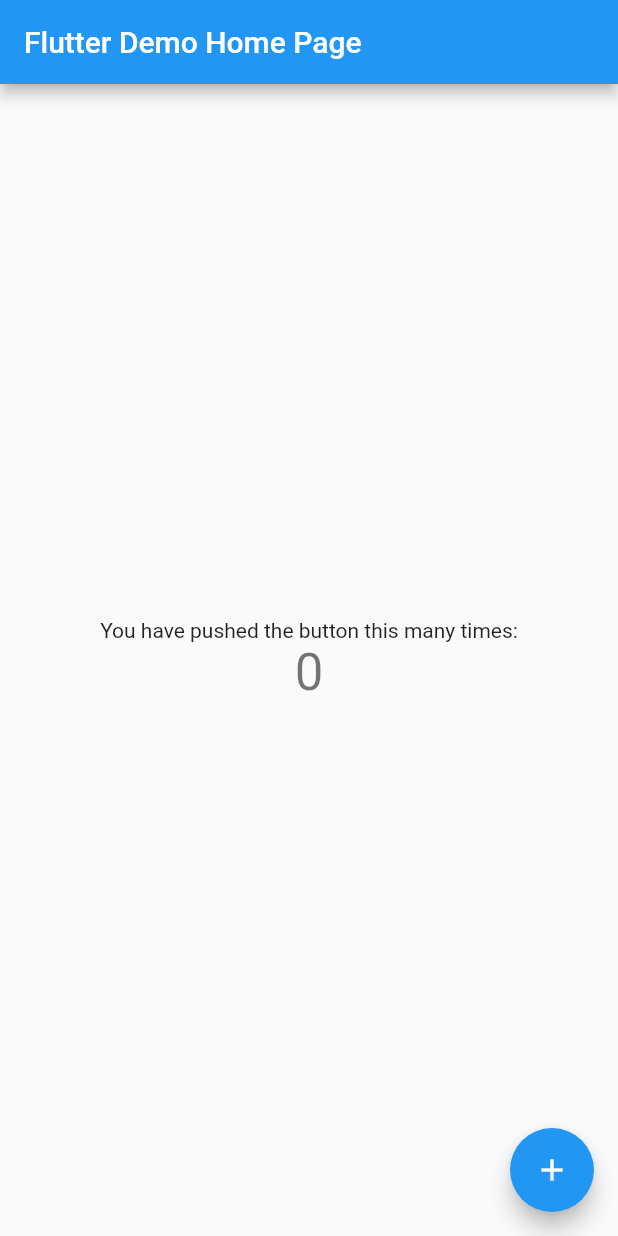
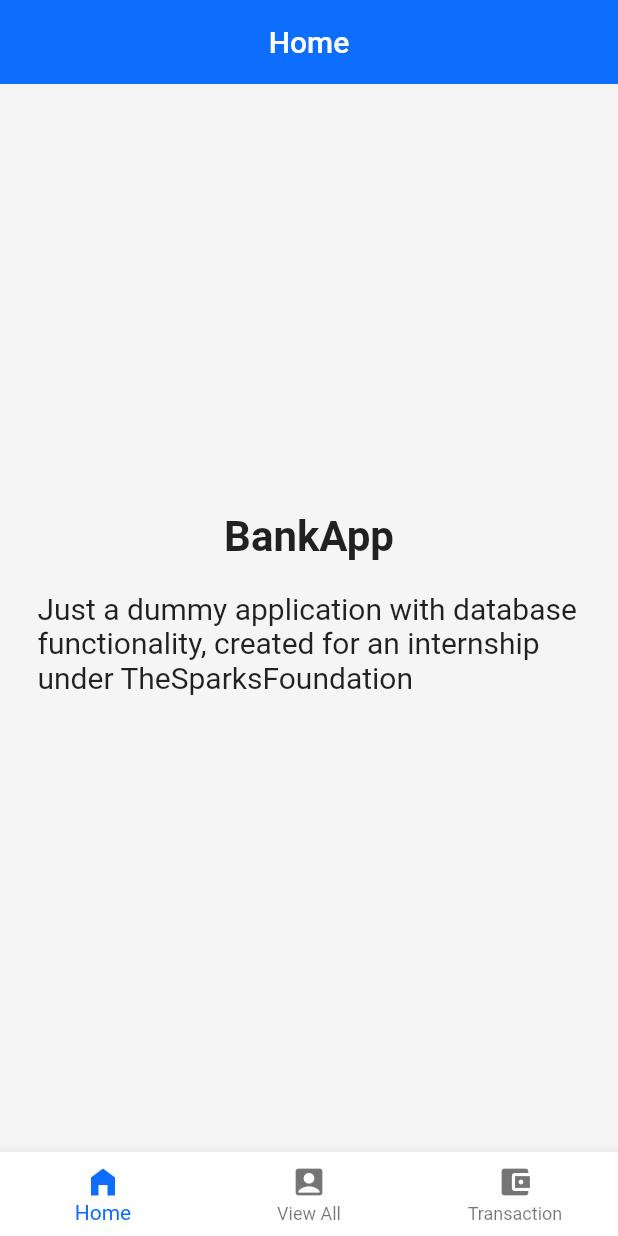
Before and after one commit to noel-johnson/dummy_bankapp_sparks, a Flutter app: the screen it shows after launch, on a phone screen of 412 x 824 dp. Run offline on Flutter 3.47's test engine with Material 2 defaults, Android fonts, the phone set to English and light mode, and no system bars; our stand-ins replace sqflite; accounts and stored records are empty.

Commit message:
customers view all

```diff
--- /dev/null
+++ b/lib/db/bank_database.dart
@@ -0,0 +1,72 @@
+import 'package:bankapp/models/transfers.dart';
+import 'package:path/path.dart';
+import 'package:sqflite/sqflite.dart';
+import 'package:bankapp/models/customer.dart';
+
+class BankDatabase {
+  static final BankDatabase instance = BankDatabase._init();
+
+  static Database? _database;
+
+  BankDatabase._init();
+
+  Future<Database> get database async {
+    if (_database != null) return _database!;
+
+    _database = await _initDB("database.db");
+    return _database!;
+  }
+
+  Future<Database> _initDB(String filePath) async {
+    final dbPath = await getDatabasesPath();
+    final path = join(dbPath, filePath);
+
+    return await openDatabase(path, version: 1, onCreate: _createDB);
+  }
+
+  Future _createDB(Database db, int version) async {
+    await db.execute('''
+      CREATE TABLE $tableCustomer(id INTEGER PRIMARY KEY AUTOINCREMENT, name TEXT, email TEXT, current_balance REAL, date_created INTEGER)
+      ''');
+    await db.execute(
+      'CREATE TABLE $tableTransfer(id INTEGER PRIMARY KEY AUTOINCREMENT, sender_name TEXT, receiver_name TEXT, amount REAL, transfer_date INTEGER)',
+    );
+  }
+
+  Future<Customer> create(Customer customer) async {
+    final db = await instance.database;
+    final id = await db.insert(tableCustomer, customer.toMap());
+    return customer.copy(id: id);
+  }
+
+  Future<Customer> readCustomer(int id) async {
+    final db = await instance.database;
+    final maps = await db.query(tableCustomer,
+        columns: CustomerFields.values,
+        where: '${CustomerFields.id}=?',
+        whereArgs: [id]);
+
+    if (maps.isNotEmpty) {
+      return Customer.fromJson(maps.first);
+    } else
+      throw Exception('ID $id not found');
+  }
+
+  Future<List<Customer>> readAllCustomers() async {
+    final db = await instance.database;
+    final orderBy = '${CustomerFields.dateCreated} DESC';
+    final result = await db.query(tableCustomer, orderBy: orderBy);
+    return result.map((json) => Customer.fromJson(json)).toList();
+  }
+
+  Future<int> update(Customer customer) async {
+    final db = await instance.database;
+    return db.update(tableCustomer, customer.toMap(),
+        where: '${CustomerFields.id}=?', whereArgs: [customer.id]);
+  }
+
+  Future close() async {
+    final db = await instance.database;
+    db.close();
+  }
+}
--- a/lib/main.dart
+++ b/lib/main.dart
@@ -1,113 +1,78 @@
+import 'package:bankapp/pages/home.dart';
+import 'package:bankapp/pages/transactions.dart';
+import 'package:bankapp/pages/view_all.dart';
 import 'package:flutter/material.dart';
 
-void main() {
+void main() async {
   runApp(MyApp());
+  WidgetsFlutterBinding.ensureInitialized();
 }
 
 class MyApp extends StatelessWidget {
-  // This widget is the root of your application.
   @override
   Widget build(BuildContext context) {
     return MaterialApp(
-      title: 'Flutter Demo',
-      theme: ThemeData(
-        // This is the theme of your application.
-        //
-        // Try running your application with "flutter run". You'll see the
-        // application has a blue toolbar. Then, without quitting the app, try
-        // changing the primarySwatch below to Colors.green and then invoke
-        // "hot reload" (press "r" in the console where you ran "flutter run",
-        // or simply save your changes to "hot reload" in a Flutter IDE).
-        // Notice that the counter didn't reset back to zero; the application
-        // is not restarted.
-        primarySwatch: Colors.blue,
+      title: 'BankApp',
+      darkTheme: ThemeData.dark().copyWith(
+        appBarTheme: AppBarTheme().copyWith(
+          centerTitle: true,
+          // backgroundColor: Colors.grey.shade100,
+          elevation: 0,
+        ),
+        // scaffoldBackgroundColor: Colors.grey.shade100,
+        bottomNavigationBarTheme: BottomNavigationBarThemeData()
+            .copyWith(selectedItemColor: Color(0xff4992ff)),
       ),
-      home: MyHomePage(title: 'Flutter Demo Home Page'),
+      theme: ThemeData.light().copyWith(
+        appBarTheme: AppBarTheme().copyWith(
+            centerTitle: true,
+            elevation: 0,
+            backgroundColor: Color(0xff0d6efd)),
+        scaffoldBackgroundColor: Colors.grey.shade100,
+        bottomNavigationBarTheme: BottomNavigationBarThemeData().copyWith(
+          backgroundColor: Colors.white,
+          selectedItemColor: Color(0xff0d6efd),
+        ),
+      ),
+      home: BasePage(),
     );
   }
 }
 
-class MyHomePage extends StatefulWidget {
-  MyHomePage({Key? key, required this.title}) : super(key: key);
-
-  // This widget is the home page of your application. It is stateful, meaning
-  // that it has a State object (defined below) that contains fields that affect
-  // how it looks.
-
-  // This class is the configuration for the state. It holds the values (in this
-  // case the title) provided by the parent (in this case the App widget) and
-  // used by the build method of the State. Fields in a Widget subclass are
-  // always marked "final".
-
-  final String title;
+class BasePage extends StatefulWidget {
+  const BasePage({Key? key}) : super(key: key);
 
   @override
-  _MyHomePageState createState() => _MyHomePageState();
+  _BasePageState createState() => _BasePageState();
 }
 
-class _MyHomePageState extends State<MyHomePage> {
-  int _counter = 0;
-
-  void _incrementCounter() {
-    setState(() {
-      // This call to setState tells the Flutter framework that something has
-      // changed in this State, which causes it to rerun the build method below
-      // so that the display can reflect the updated values. If we changed
-      // _counter without calling setState(), then the build method would not be
-      // called again, and so nothing would appear to happen.
-      _counter++;
-    });
-  }
-
+class _BasePageState extends State<BasePage> {
+  int _index = 0;
+  static const List<Widget> _widgetOptions = <Widget>[
+    HomePage(),
+    ViewAllPage(),
+    TransactionPage()
+  ];
   @override
   Widget build(BuildContext context) {
-    // This method is rerun every time setState is called, for instance as done
-    // by the _incrementCounter method above.
-    //
-    // The Flutter framework has been optimized to make rerunning build methods
-    // fast, so that you can just rebuild anything that needs updating rather
-    // than having to individually change instances of widgets.
     return Scaffold(
-      appBar: AppBar(
-        // Here we take the value from the MyHomePage object that was created by
-        // the App.build method, and use it to set our appbar title.
-        title: Text(widget.title),
+      body: _widgetOptions.elementAt(_index),
+      bottomNavigationBar: BottomNavigationBar(
+        type: BottomNavigationBarType.fixed,
+        currentIndex: _index,
+        onTap: (value) {
+          setState(() {
+            _index = value;
+          });
+        },
+        items: [
+          BottomNavigationBarItem(icon: Icon(Icons.home_filled), label: "Home"),
+          BottomNavigationBarItem(
+              icon: Icon(Icons.account_box), label: "View All"),
+          BottomNavigationBarItem(
+              icon: Icon(Icons.account_balance_wallet), label: "Transaction")
+        ],
       ),
-      body: Center(
-        // Center is a layout widget. It takes a single child and positions it
-        // in the middle of the parent.
-        child: Column(
-          // Column is also a layout widget. It takes a list of children and
-          // arranges them vertically. By default, it sizes itself to fit its
-          // children horizontally, and tries to be as tall as its parent.
-          //
-          // Invoke "debug painting" (press "p" in the console, choose the
-          // "Toggle Debug Paint" action from the Flutter Inspector in Android
-          // Studio, or the "Toggle Debug Paint" command in Visual Studio Code)
-          // to see the wireframe for each widget.
-          //
-          // Column has various properties to control how it sizes itself and
-          // how it positions its children. Here we use mainAxisAlignment to
-          // center the children vertically; the main axis here is the vertical
-          // axis because Columns are vertical (the cross axis would be
-          // horizontal).
-          mainAxisAlignment: MainAxisAlignment.center,
-          children: <Widget>[
-            Text(
-              'You have pushed the button this many times:',
-            ),
-            Text(
-              '$_counter',
-              style: Theme.of(context).textTheme.headline4,
-            ),
-          ],
-        ),
-      ),
-      floatingActionButton: FloatingActionButton(
-        onPressed: _incrementCounter,
-        tooltip: 'Increment',
-        child: Icon(Icons.add),
-      ), // This trailing comma makes auto-formatting nicer for build methods.
     );
   }
 }
--- /dev/null
+++ b/lib/pages/home.dart
@@ -0,0 +1,40 @@
+import 'package:flutter/material.dart';
+
+class HomePage extends StatefulWidget {
+  const HomePage({Key? key}) : super(key: key);
+
+  @override
+  _HomePageState createState() => _HomePageState();
+}
+
+class _HomePageState extends State<HomePage> {
+  @override
+  Widget build(BuildContext context) {
+    return Scaffold(
+      appBar: AppBar(
+        title: Text(
+          "Home",
+        ),
+      ),
+      body: Center(
+        child: Column(
+          mainAxisAlignment: MainAxisAlignment.center,
+          // crossAxisAlignment: CrossAxisAlignment.center,
+          children: [
+            Text(
+              "BankApp",
+              style: TextStyle(fontSize: 28, fontWeight: FontWeight.bold),
+            ),
+            Padding(
+              padding: const EdgeInsets.symmetric(horizontal: 25, vertical: 20),
+              child: Text(
+                "Just a dummy application with database functionality, created for an internship under TheSparksFoundation",
+                style: TextStyle(fontSize: 20),
+              ),
+            )
+          ],
+        ),
+      ),
+    );
+  }
+}
```
Also changed, not shown: lib/models/customer.dart (added, +82 -0 lines), lib/models/transfers.dart (added, +28 -0 lines), lib/pages/transactions.dart (added, +24 -0 lines), lib/pages/view_all.dart (added, +66 -0 lines), pubspec.yaml (+3 -10 lines), lib/constant/theme.dart (added), pubspec.lock.
